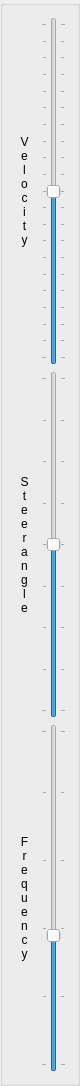
Above: src/gui/SimulatorToolbar.ui from eringerli/QtOpenGuidance before the change. Below: the same form after it.
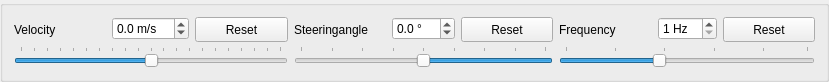
That is the form after the change.

Commit message: Made the simulator toolbar vertical and added spinboxes

```diff
--- a/src/gui/SimulatorToolbar.ui
+++ b/src/gui/SimulatorToolbar.ui
@@ -6,16 +6,110 @@
    <rect>
     <x>0</x>
     <y>0</y>
-    <width>80</width>
-    <height>1086</height>
+    <width>829</width>
+    <height>77</height>
    </rect>
   </property>
   <property name="windowTitle">
    <string>GroupBox</string>
   </property>
   <layout class="QGridLayout" name="gridLayout">
-   <item row="1" column="2">
+   <item row="0" column="8">
+    <widget class="QPushButton" name="pb_frequencyReset">
+     <property name="sizePolicy">
+      <sizepolicy hsizetype="MinimumExpanding" vsizetype="Ignored">
+       <horstretch>0</horstretch>
+       <verstretch>0</verstretch>
+      </sizepolicy>
+     </property>
+     <property name="minimumSize">
+      <size>
+       <width>0</width>
+       <height>25</height>
+      </size>
+     </property>
+     <property name="text">
+      <string>Reset</string>
+     </property>
+    </widget>
+   </item>
+   <item row="1" column="6" colspan="3">
+    <widget class="QSlider" name="sl_frequency">
+     <property name="sizePolicy">
+      <sizepolicy hsizetype="MinimumExpanding" vsizetype="MinimumExpanding">
+       <horstretch>0</horstretch>
+       <verstretch>0</verstretch>
+      </sizepolicy>
+     </property>
+     <property name="minimum">
+      <number>1</number>
+     </property>
+     <property name="maximum">
+      <number>50</number>
+     </property>
+     <property name="value">
+      <number>20</number>
+     </property>
+     <property name="orientation">
+      <enum>Qt::Horizontal</enum>
+     </property>
+     <property name="tickPosition">
+      <enum>QSlider::TicksAbove</enum>
+     </property>
+     <property name="tickInterval">
+      <number>10</number>
+     </property>
+    </widget>
+   </item>
+   <item row="0" column="3">
+    <widget class="QLabel" name="label_2">
+     <property name="sizePolicy">
+      <sizepolicy hsizetype="MinimumExpanding" vsizetype="Ignored">
+       <horstretch>0</horstretch>
+       <verstretch>0</verstretch>
+      </sizepolicy>
+     </property>
+     <property name="minimumSize">
+      <size>
+       <width>0</width>
+       <height>25</height>
+      </size>
+     </property>
+     <property name="text">
+      <string>Steeringangle</string>
+     </property>
+     <property name="alignment">
+      <set>Qt::AlignLeading|Qt::AlignLeft|Qt::AlignVCenter</set>
+     </property>
+    </widget>
+   </item>
+   <item row="0" column="4">
+    <widget class="QDoubleSpinBox" name="dsb_steerangle">
+     <property name="suffix">
+      <string> °</string>
+     </property>
+     <property name="decimals">
+      <number>1</number>
+     </property>
+     <property name="minimum">
+      <double>-40.000000000000000</double>
+     </property>
+     <property name="maximum">
+      <double>40.000000000000000</double>
+     </property>
+    </widget>
+   </item>
+   <item row="1" column="3" colspan="3">
     <widget class="QSlider" name="sl_steerangle">
+     <property name="enabled">
+      <bool>true</bool>
+     </property>
+     <property name="sizePolicy">
+      <sizepolicy hsizetype="MinimumExpanding" vsizetype="MinimumExpanding">
+       <horstretch>0</horstretch>
+       <verstretch>0</verstretch>
+      </sizepolicy>
+     </property>
      <property name="minimum">
       <number>-400</number>
      </property>
@@ -23,111 +117,167 @@
       <number>400</number>
      </property>
      <property name="pageStep">
-      <number>10</number>
+      <number>50</number>
      </property>
      <property name="orientation">
-      <enum>Qt::Vertical</enum>
+      <enum>Qt::Horizontal</enum>
+     </property>
+     <property name="invertedAppearance">
+      <bool>true</bool>
+     </property>
+     <property name="invertedControls">
+      <bool>true</bool>
      </property>
      <property name="tickPosition">
-      <enum>QSlider::TicksBothSides</enum>
+      <enum>QSlider::TicksAbove</enum>
      </property>
      <property name="tickInterval">
       <number>100</number>
      </property>
     </widget>
    </item>
-   <item row="1" column="0">
-    <widget class="QLabel" name="label_2">
-     <property name="text">
-      <string>S
-t
-e
-e
-r
-a
-n
-g
-l
-e</string>
-     </property>
-     <property name="alignment">
-      <set>Qt::AlignCenter</set>
-     </property>
-    </widget>
-   </item>
-   <item row="2" column="0">
-    <widget class="QLabel" name="label_3">
-     <property name="text">
-      <string>F
-r
-e
-q
-u
-e
-n
-c
-y</string>
-     </property>
-     <property name="alignment">
-      <set>Qt::AlignCenter</set>
-     </property>
-    </widget>
-   </item>
    <item row="0" column="0">
     <widget class="QLabel" name="label">
+     <property name="sizePolicy">
+      <sizepolicy hsizetype="MinimumExpanding" vsizetype="Ignored">
+       <horstretch>0</horstretch>
+       <verstretch>0</verstretch>
+      </sizepolicy>
+     </property>
+     <property name="minimumSize">
+      <size>
+       <width>0</width>
+       <height>25</height>
+      </size>
+     </property>
      <property name="text">
-      <string>V
-e
-l
-o
-c
-i
-t
-y</string>
+      <string>Velocity</string>
      </property>
      <property name="alignment">
-      <set>Qt::AlignCenter</set>
+      <set>Qt::AlignLeading|Qt::AlignLeft|Qt::AlignVCenter</set>
      </property>
     </widget>
    </item>
-   <item row="2" column="2">
-    <widget class="QSlider" name="sl_frequency">
-     <property name="minimum">
-      <number>1</number>
+   <item row="0" column="6">
+    <widget class="QLabel" name="label_3">
+     <property name="sizePolicy">
+      <sizepolicy hsizetype="MinimumExpanding" vsizetype="Ignored">
+       <horstretch>0</horstretch>
+       <verstretch>0</verstretch>
+      </sizepolicy>
      </property>
-     <property name="maximum">
-      <number>50</number>
+     <property name="minimumSize">
+      <size>
+       <width>0</width>
+       <height>25</height>
+      </size>
      </property>
-     <property name="value">
-      <number>20</number>
+     <property name="text">
+      <string>Frequency</string>
      </property>
-     <property name="orientation">
-      <enum>Qt::Vertical</enum>
-     </property>
-     <property name="tickPosition">
-      <enum>QSlider::TicksBothSides</enum>
-     </property>
-     <property name="tickInterval">
-      <number>10</number>
+     <property name="alignment">
+      <set>Qt::AlignLeading|Qt::AlignLeft|Qt::AlignVCenter</set>
      </property>
     </widget>
    </item>
    <item row="0" column="2">
+    <widget class="QPushButton" name="pb_velocityReset">
+     <property name="sizePolicy">
+      <sizepolicy hsizetype="MinimumExpanding" vsizetype="Ignored">
+       <horstretch>0</horstretch>
+       <verstretch>0</verstretch>
+      </sizepolicy>
+     </property>
+     <property name="minimumSize">
+      <size>
+       <width>0</width>
+       <height>25</height>
+      </size>
+     </property>
+     <property name="text">
+      <string>Reset</string>
+     </property>
+    </widget>
+   </item>
+   <item row="0" column="5">
+    <widget class="QPushButton" name="pb_steerangleReset">
+     <property name="sizePolicy">
+      <sizepolicy hsizetype="MinimumExpanding" vsizetype="Ignored">
+       <horstretch>0</horstretch>
+       <verstretch>0</verstretch>
+      </sizepolicy>
+     </property>
+     <property name="minimumSize">
+      <size>
+       <width>0</width>
+       <height>25</height>
+      </size>
+     </property>
+     <property name="text">
+      <string>Reset</string>
+     </property>
+    </widget>
+   </item>
+   <item row="0" column="7">
+    <widget class="QDoubleSpinBox" name="dsb_frequency">
+     <property name="suffix">
+      <string> Hz</string>
+     </property>
+     <property name="decimals">
+      <number>0</number>
+     </property>
+     <property name="minimum">
+      <double>1.000000000000000</double>
+     </property>
+     <property name="maximum">
+      <double>50.000000000000000</double>
+     </property>
+    </widget>
+   </item>
+   <item row="1" column="0" colspan="3">
     <widget class="QSlider" name="sl_velocity">
+     <property name="sizePolicy">
+      <sizepolicy hsizetype="MinimumExpanding" vsizetype="MinimumExpanding">
+       <horstretch>0</horstretch>
+       <verstretch>0</verstretch>
+      </sizepolicy>
+     </property>
      <property name="minimum">
       <number>-100</number>
      </property>
      <property name="maximum">
       <number>100</number>
      </property>
+     <property name="orientation">
+      <enum>Qt::Horizontal</enum>
+     </property>
      <property name="tickPosition">
-      <enum>QSlider::TicksBothSides</enum>
+      <enum>QSlider::TicksAbove</enum>
      </property>
      <property name="tickInterval">
       <number>10</number>
      </property>
     </widget>
    </item>
+   <item row="0" column="1">
+    <widget class="QDoubleSpinBox" name="dsb_velocity">
+     <property name="suffix">
+      <string> m/s</string>
+     </property>
+     <property name="decimals">
+      <number>1</number>
+     </property>
+     <property name="minimum">
+      <double>-10.000000000000000</double>
+     </property>
+     <property name="maximum">
+      <double>10.000000000000000</double>
+     </property>
+     <property name="singleStep">
+      <double>0.100000000000000</double>
+     </property>
+    </widget>
+   </item>
   </layout>
  </widget>
  <resources/>
```
Left out of the diff: 3 changed lines with no effect on the pictures. The commit also changes 3 other files.
